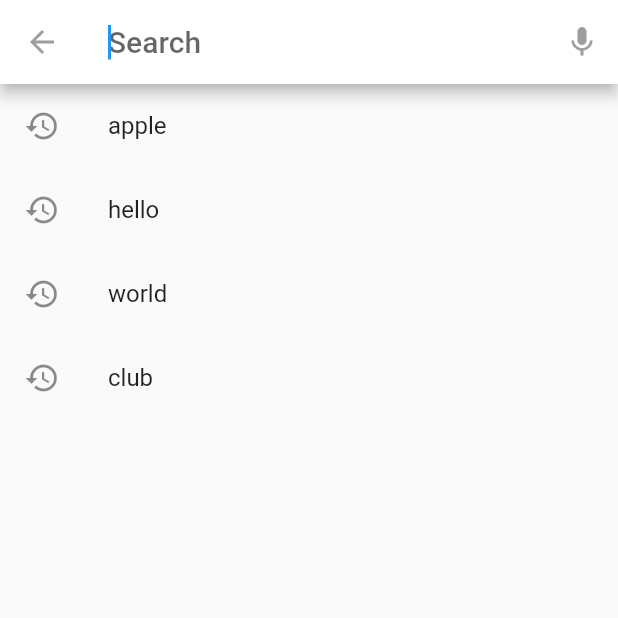
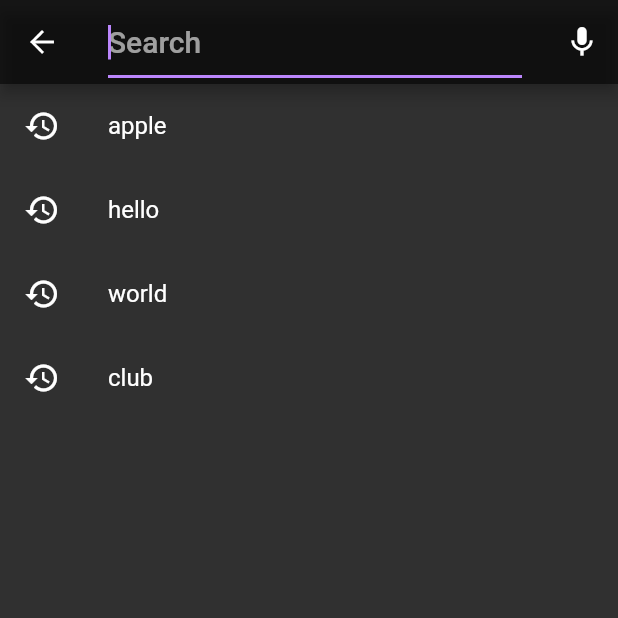
Before and after one commit to IsaiasGC/movies_app, a Flutter app: the screen it shows after launch, item 2 of the bottom bar chosen, after a tap on the "search" icon, on a phone screen of 412 x 824 dp, the top half of it. Run offline on Flutter 3.47's test engine with Material 2 defaults, Android fonts, the phone set to English and light mode, and no system bars; our stand-ins replace carousel_slider, flutter_offline, flutter_slidable, fluttertoast, splashscreen; network calls fail.

```diff
--- a/lib/Dasboard.dart
+++ b/lib/Dasboard.dart
@@ -30,7 +30,7 @@ class DashboardForm extends State<Dashboard>{
       currentIndex: _currentTabIndex,
       fixedColor: Colors.blueAccent[100],
       type: BottomNavigationBarType.fixed,
-      // backgroundColor: Theme.of(context).primaryColor,
+      backgroundColor: Theme.of(context).primaryColor,
       onTap: (int index) {
         setState(() {
           _currentTabIndex = index;
--- a/lib/FavoriteLine.dart
+++ b/lib/FavoriteLine.dart
@@ -112,16 +112,18 @@ class FavoriteLineForm extends State<FavoriteLine>{
                 ),
                 actions: <Widget>[
                   IconSlideAction(
+                    foregroundColor: Colors.red,
                     caption: 'quit of favorite',
-                    color: Color.fromARGB(255, 189, 50, 10),
+                    color: Colors.grey[850],
                     icon: Icons.favorite_border,
                     onTap: () => {
                       removeItem(index)
                     },
                   ),
                   IconSlideAction(
+                    foregroundColor: Color.fromARGB(255, 23, 162, 184),
                     caption: 'view detail',
-                    color: Color.fromARGB(255, 23, 162, 184),
+                    color: Colors.grey[850],
                     icon: Icons.open_in_new,
                     onTap: () => {
                       Navigator.push(
--- a/lib/PopularLine.dart
+++ b/lib/PopularLine.dart
@@ -110,16 +110,18 @@ class PopularLineForm extends State<PopularLine>{
                   ),
                   actions: <Widget>[
                     IconSlideAction(
+                      foregroundColor: Colors.red,
                       caption: 'add to favorite',
-                      color: Color.fromARGB(255, 189, 100, 10),
+                      color: Colors.grey[850],
                       icon: Icons.favorite,
                       onTap: () => {
                         addFavorite(index, context)
                       },
                     ),
                     IconSlideAction(
+                      foregroundColor: Color.fromARGB(255, 23, 162, 184),
                       caption: 'view detail',
-                      color: Color.fromARGB(255, 23, 162, 184),
+                      color: Colors.grey[850],
                       icon: Icons.open_in_new,
                       onTap: () => {
                         Navigator.push(
--- a/lib/Search.dart
+++ b/lib/Search.dart
@@ -93,8 +93,8 @@ class Search extends StatelessWidget{
                 child: Column(
                   mainAxisAlignment: MainAxisAlignment.center,
                   children: <Widget>[
-                    Icon(connected ? Icons.movie_creation : Icons.not_interested, size: 80, color: Colors.grey[350]),
-                    Text("${connected ? 'Search a movie' : 'Not internet'}", style: TextStyle(color: Colors.grey[350])),
+                    Icon(connected ? Icons.movie_creation : Icons.not_interested, size: 150, color: Colors.grey[700]),
+                    Text("${connected ? 'Search a movie' : 'Not internet'}", style: TextStyle(fontSize: 20, color: Colors.grey[700])),
                   ],
                 )
               ),
@@ -136,6 +136,19 @@ class DataSearch extends SearchDelegate<String> {
     return 'Accept';
   }
 
+  @override
+  ThemeData appBarTheme(BuildContext context) {
+    assert(context != null);
+    final ThemeData theme = Theme.of(context);
+    assert(theme != null);
+    return theme.copyWith(
+      primaryColor: Colors.black54,
+      primaryIconTheme: theme.primaryIconTheme.copyWith(color: Colors.grey),
+      primaryColorBrightness: Brightness.dark,
+      primaryTextTheme: theme.textTheme,
+    );
+  }
+
   // Leading icon in search bar.
   @override
   Widget buildLeading(BuildContext context) {
@@ -175,17 +188,23 @@ class DataSearch extends SearchDelegate<String> {
       itemBuilder: (context, index) => ListTile(
         contentPadding: EdgeInsets.symmetric(horizontal: 10.0,vertical: 2.5),
         leading: Container(
-          padding: EdgeInsets.only(right: 5.0),
+          padding: movies[index]['backdrop_path']!=null ? EdgeInsets.only(right: 5.0) : EdgeInsets.symmetric(horizontal: 27.0),
           child: movies[index]['backdrop_path']!=null ? Image.network("https://image.tmdb.org/t/p/w500"+movies[index]['backdrop_path'],)
                         : Icon(Icons.photo, size: 50.00,),
         ),
         title: Text(
           movies[index]['title'],
-          style: TextStyle(color: Colors.black),
+          style: Theme.of(context).textTheme.bodyText1,
         ),
         onTap: (){
-          this.query='${movies[index]['id']}';
-          this.close(context, this.query);
+          // this.query='${movies[index]['id']}';
+          // this.close(context, this.query);
+          Navigator.push(
+            context,
+            MaterialPageRoute(
+              builder: (context) => ViewDetails(movies[index]),
+            ),
+          );
         },
       ),
     );
--- a/lib/main.dart
+++ b/lib/main.dart
@@ -16,6 +16,29 @@ class App extends StatelessWidget{
       //   '/search' : (context)=>Search(),
       //   '/favorite' : (context)=>Favorite(),
       // },
+      theme: ThemeData(
+        // Define the default brightness and colors.
+        brightness: Brightness.dark,
+        primaryColor: Colors.grey[900],
+        accentColor: Colors.grey,
+        cardColor: Colors.black87,
+        secondaryHeaderColor: Colors.blueGrey[700],
+        colorScheme: ColorScheme.dark(
+          secondary: Colors.green,
+        ),
+
+        // Define the default font family.
+        fontFamily: 'Roboto',
+
+        // Define the default TextTheme. Use this to specify the default
+        // text styling for headlines, titles, bodies of text, and more.
+        textTheme: TextTheme(
+          headline1: TextStyle(fontSize: 25.0, color: Colors.white),
+          headline6: TextStyle(fontSize: 20.0, color: Colors.white),
+          bodyText2: TextStyle(fontFamily: 'Hind', color: Colors.white70),
+          bodyText1: TextStyle(fontFamily: 'Hind', fontWeight: FontWeight.bold, color: Colors.white70),
+        ),
+      ),
       title: 'Movies App',
       home: Splash(),
     );
--- a/pubspec.yaml
+++ b/pubspec.yaml
@@ -25,6 +25,8 @@ dependencies:
   splashscreen: ^1.2.0
   shared_preferences: 0.5.6+2
   flutter_offline: "^0.3.0"
+  carousel_slider: ^2.0.0
+  fluttertoast: ^4.0.0
   sqflite:
   path:
 
```
Also changed, not shown: lib/ViewDetails.dart (+154 -66 lines), pubspec.lock.
